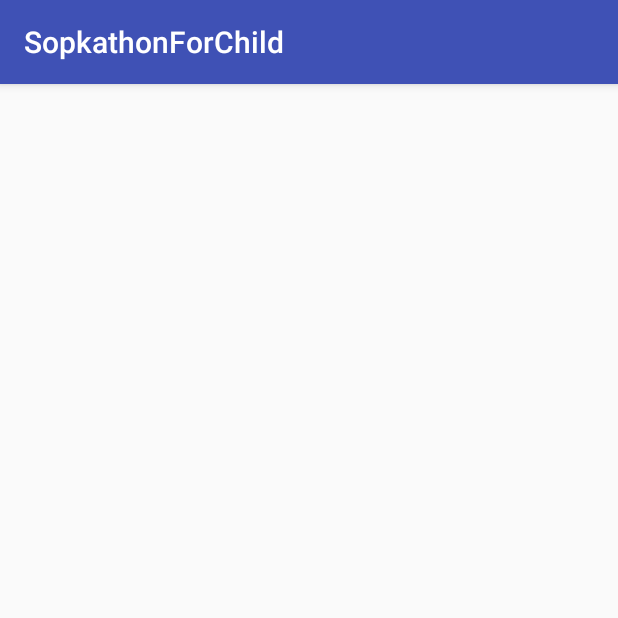
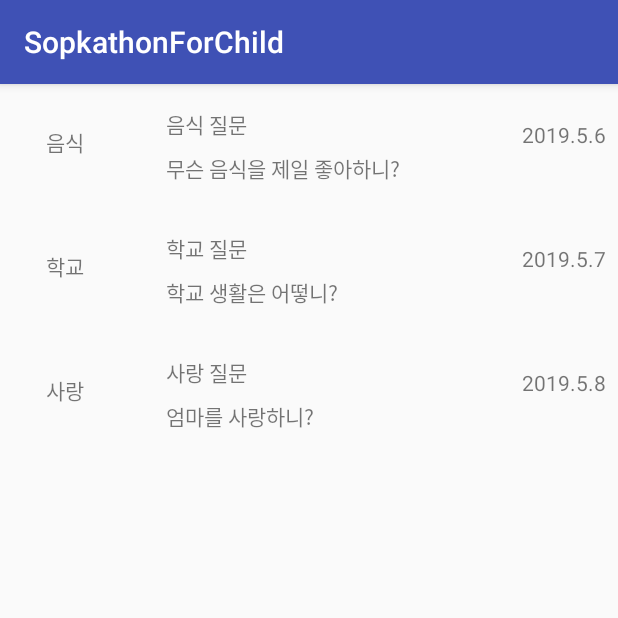
Before and after one commit to iyj9328/sopkathon_for_child, an Android app: the ResultActivity screen opened directly, with no data from a screen before it, on a phone screen of 412 x 824 dp, the top half of it. Run offline under Robolectric (Android 15) with nearby library versions, the phone set to English and light mode, and no system bars.

Commit message:
RecyclerView 구현해서 테스트 (QuestionAdapter 생성 , Question data 클래스 생성)

```diff
--- a/app/build.gradle
+++ b/app/build.gradle
@@ -23,7 +23,7 @@ android {
 }
 
 dependencies {
-    implementation fileTree(dir: 'libs', include: ['*.jar'])
+    implementation fileTree(include: ['*.jar'], dir: 'libs')
     implementation "org.jetbrains.kotlin:kotlin-stdlib-jdk7:$kotlin_version"
     implementation 'com.android.support:appcompat-v7:28.0.0'
     implementation 'com.android.support.constraint:constraint-layout:1.1.3'
@@ -33,4 +33,5 @@ dependencies {
     implementation 'com.squareup.okhttp3:okhttp-urlconnection:3.0.1'
     androidTestImplementation 'com.android.support.test:runner:1.0.2'
     androidTestImplementation 'com.android.support.test.espresso:espresso-core:3.0.2'
+    implementation 'com.android.support:recyclerview-v7:28.0.0'
 }
--- a/app/src/main/AndroidManifest.xml
+++ b/app/src/main/AndroidManifest.xml
@@ -12,7 +12,9 @@
         android:theme="@style/AppTheme">
         <activity android:name=".Network.LoginActivity"></activity>
         <activity android:name=".MainActivity"/>
-        <activity android:name=".Activity.ResultActivity"></activity>
+        <activity android:name=".Activity.ResultActivity">
+
+        </activity>
         <activity
             android:name=".SplashActivity"
             android:theme="@style/AppTheme.NoActionBar">
--- a/app/src/main/java/sopkathon/com/my/sopkathonforchild/Activity/ResultActivity.kt
+++ b/app/src/main/java/sopkathon/com/my/sopkathonforchild/Activity/ResultActivity.kt
@@ -2,12 +2,40 @@ package sopkathon.com.my.sopkathonforchild.Activity
 
 import android.support.v7.app.AppCompatActivity
 import android.os.Bundle
+import android.support.v7.widget.GridLayoutManager
+import android.support.v7.widget.LinearLayoutManager
+import android.support.v7.widget.RecyclerView
+import kotlinx.android.synthetic.main.activity_result.*
+import sopkathon.com.my.sopkathonforchild.Adapter.QuestionListAdapter
+import sopkathon.com.my.sopkathonforchild.Data.Question
 import sopkathon.com.my.sopkathonforchild.R
 
 class ResultActivity : AppCompatActivity() {
+    lateinit var questionListAdapter: QuestionListAdapter
 
     override fun onCreate(savedInstanceState: Bundle?) {
         super.onCreate(savedInstanceState)
         setContentView(R.layout.activity_result)
+
+        var dataList: ArrayList<Question> = ArrayList()
+        dataList.add(Question(
+                "음식",
+                "음식 질문","2019.5.6","무슨 음식을 제일 좋아하니?"))
+        dataList.add(Question(
+                "학교",
+                "학교 질문","2019.5.7","학교 생활은 어떻니?"))
+        dataList.add(Question(
+                "사랑",
+                "사랑 질문","2019.5.8","엄마를 사랑하니?"))
+
+        questionListAdapter= QuestionListAdapter(this,dataList)
+        rv_question_all.adapter=questionListAdapter
+
+
+        val lm = LinearLayoutManager(this)
+        rv_question_all.layoutManager = lm
+        //rv_question_all.setHasFixedSize(true)
+
+
     }
 }
--- /dev/null
+++ b/app/src/main/java/sopkathon/com/my/sopkathonforchild/Adapter/QuestionListAdapter.kt
@@ -0,0 +1,38 @@
+package sopkathon.com.my.sopkathonforchild.Adapter
+
+import android.content.Context
+import android.support.v7.widget.RecyclerView
+import android.view.LayoutInflater
+import android.view.View
+import android.view.ViewGroup
+import android.widget.BaseAdapter
+import android.widget.TextView
+import sopkathon.com.my.sopkathonforchild.Data.Question
+import sopkathon.com.my.sopkathonforchild.R
+
+class QuestionListAdapter(val ctx: Context, val dataList:ArrayList<Question>) :RecyclerView.Adapter<QuestionListAdapter.Holder>() {
+    override fun onCreateViewHolder(p0: ViewGroup, p1: Int): Holder {
+        val view: View= LayoutInflater.from(ctx).inflate(R.layout.listview_item,p0,false)
+        return Holder(view)
+    }
+
+    override fun getItemCount():  Int = dataList.size
+
+
+
+    override fun onBindViewHolder(p0: Holder, p1: Int) {
+
+        p0.category_name.text=dataList[p1].category
+        p0.categoryq.text=dataList[p1].category_question
+        p0.question_date.text=dataList[p1].date
+        p0.question_name.text=dataList[p1].question
+    }
+
+    inner class Holder(itemView: View) : RecyclerView.ViewHolder(itemView) {
+        var category_name=itemView.findViewById(R.id.txt_category) as TextView
+        var categoryq=itemView.findViewById(R.id.txt_categoryq) as TextView
+        var question_name=itemView.findViewById(R.id.txt_question) as TextView
+        var question_date=itemView.findViewById(R.id.date) as TextView
+    }
+
+}
--- /dev/null
+++ b/app/src/main/java/sopkathon/com/my/sopkathonforchild/Data/Question.kt
@@ -0,0 +1,3 @@
+package sopkathon.com.my.sopkathonforchild.Data
+
+class Question (val category: String, val category_question: String,  val date: String, val question: String)
--- a/app/src/main/java/sopkathon/com/my/sopkathonforchild/Network/LoginActivity.kt
+++ b/app/src/main/java/sopkathon/com/my/sopkathonforchild/Network/LoginActivity.kt
@@ -2,6 +2,7 @@ package sopkathon.com.my.sopkathonforchild.Network
 
 import android.support.v7.app.AppCompatActivity
 import android.os.Bundle
+import sopkathon.com.my.sopkathonforchild.R
 
 class LoginActivity : AppCompatActivity() {
 
--- a/app/src/main/res/layout/activity_result.xml
+++ b/app/src/main/res/layout/activity_result.xml
@@ -1,17 +1,15 @@
 <?xml version="1.0" encoding="utf-8"?>
-<LinearLayout
+<RelativeLayout
     xmlns:android="http://schemas.android.com/apk/res/android"
     xmlns:tools="http://schemas.android.com/tools"
     android:layout_width="match_parent"
     android:layout_height="match_parent"
     tools:context=".Activity.ResultActivity"
-    tools:layout_editor_absoluteY="81dp"
-    tools:layout_editor_absoluteX="0dp">
+    >
 
-    <ListView
-        android:layout_width="match_parent"
-        android:layout_height="match_parent"
-        android:id="@+id/listView"
-        />
+   <android.support.v7.widget.RecyclerView
+       android:id="@+id/rv_question_all"
+       android:layout_width="match_parent"
+       android:layout_height="match_parent"/>
 
-</LinearLayout>
+</RelativeLayout>
--- a/app/src/main/res/layout/dialog_regist.xml
+++ b/app/src/main/res/layout/dialog_regist.xml
@@ -11,6 +11,7 @@
         android:id="@+id/spinner"
         android:layout_width="match_parent"
         android:layout_height="wrap_content"
+        android:entries="@array/category_list"
 
         >
 
@@ -26,6 +27,7 @@
 
     <Button
         android:id="@+id/btn_dialog2"
+        android:background="@drawable/border"
         android:layout_width="match_parent"
         android:layout_height="wrap_content"
         android:text="확인"/>
--- a/app/src/main/res/layout/listview_item.xml
+++ b/app/src/main/res/layout/listview_item.xml
@@ -1,5 +1,6 @@
 <?xml version="1.0" encoding="utf-8"?>
-<android.support.constraint.ConstraintLayout xmlns:android="http://schemas.android.com/apk/res/android"
+<android.support.constraint.ConstraintLayout
+    xmlns:android="http://schemas.android.com/apk/res/android"
     xmlns:app="http://schemas.android.com/apk/res-auto"
     xmlns:tools="http://schemas.android.com/tools"
     android:layout_width="match_parent"
@@ -12,11 +13,12 @@
         android:layout_height="wrap_content"
         android:layout_marginStart="8dp"
         android:layout_marginLeft="8dp"
-        android:layout_marginTop="8dp"
+        android:layout_marginTop="28dp"
         android:layout_marginEnd="8dp"
         android:layout_marginRight="8dp"
         android:text="TextView"
         app:layout_constraintEnd_toStartOf="@+id/guideline"
+        app:layout_constraintHorizontal_bias="0.421"
         app:layout_constraintStart_toStartOf="parent"
         app:layout_constraintTop_toTopOf="parent" />
 
@@ -70,8 +72,12 @@
             android:id="@+id/date"
             android:layout_width="wrap_content"
             android:layout_height="wrap_content"
+            android:layout_marginTop="16dp"
+            android:layout_marginEnd="8dp"
+            android:layout_marginRight="8dp"
             android:text="TextView"
-            tools:layout_editor_absoluteX="243dp"
-            tools:layout_editor_absoluteY="8dp" />
+            app:layout_constraintEnd_toEndOf="parent"
+            app:layout_constraintTop_toTopOf="parent" />
+
     </android.support.constraint.ConstraintLayout>
 </android.support.constraint.ConstraintLayout>
--- a/build.gradle
+++ b/build.gradle
@@ -7,7 +7,7 @@ buildscript {
         jcenter()
     }
     dependencies {
-        classpath 'com.android.tools.build:gradle:3.4.0'
+        classpath 'com.android.tools.build:gradle:3.2.1'
         classpath "org.jetbrains.kotlin:kotlin-gradle-plugin:$kotlin_version"
 
         // NOTE: Do not place your application dependencies here; they belong
```
Also changed, not shown: app/src/main/res/drawable/border.xml (added, +7 -0 lines), app/src/main/res/layout/dialog_random.xml (+20 -1 lines), app/src/main/res/values/arrays.xml (added, +13 -0 lines).
